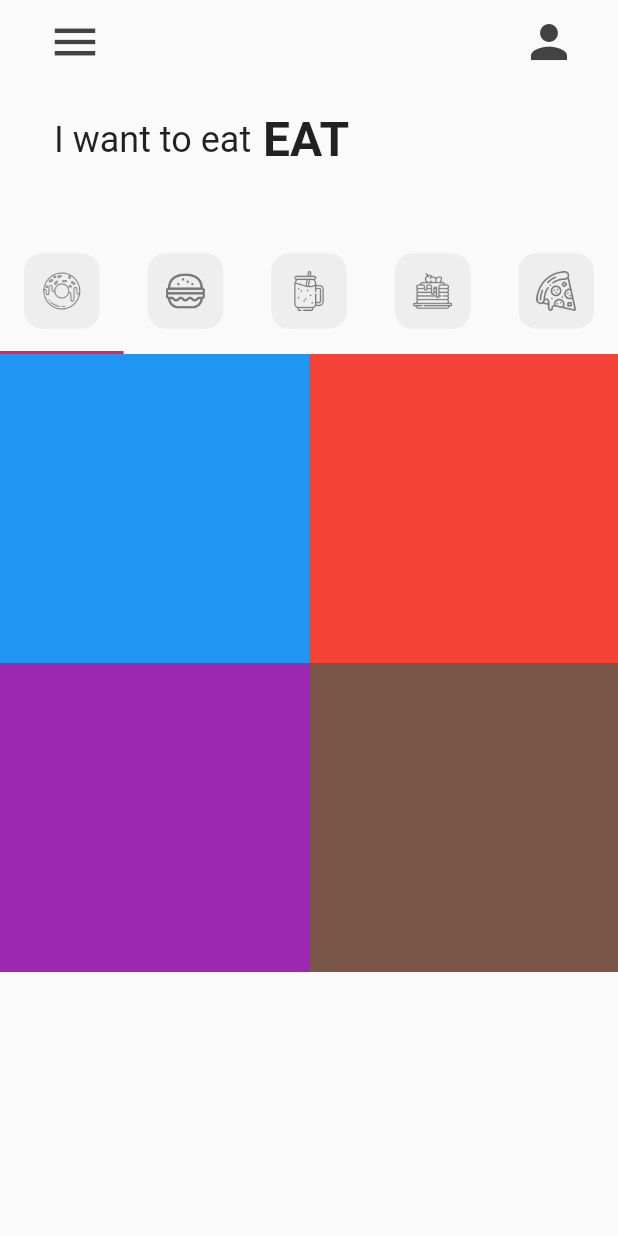
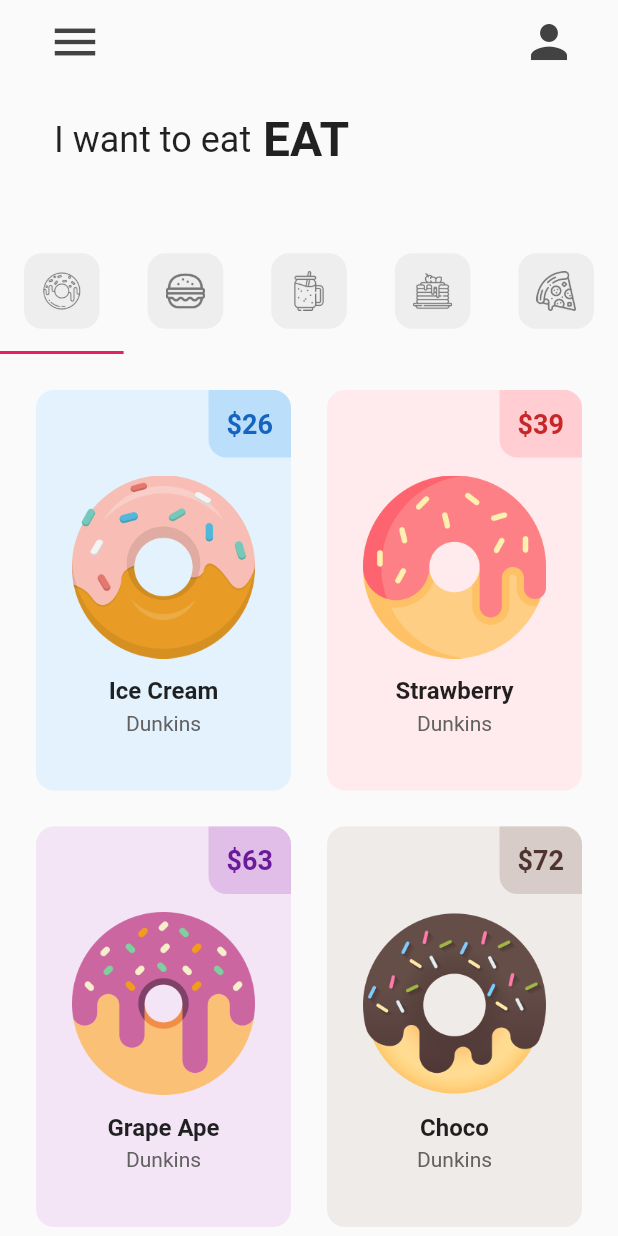
Before and after one commit to bmotadev/donutech-app-flutter, a Flutter app: the screen it shows after launch, on a phone screen of 412 x 824 dp. Run offline on Flutter 3.47's test engine with Material 2 defaults, Android fonts, the phone set to English and light mode, and no system bars.

Commit message:
:sparkles: feat: adiciona imagens na vitrine

```diff
--- a/lib/tab_pages/donut_tab.dart
+++ b/lib/tab_pages/donut_tab.dart
@@ -6,18 +6,21 @@ class DonutTab extends StatelessWidget {
   // lista de Donuts
   List donutsOnSale = [
     // [ donutFlavor, donutPrice, donutColor, imageName]
-    ["Ice Cream", "26", Colors.blue, "lib/images/icecream_donut.png"],
-    ["Strawberry", "39", Colors.red, "lib/images/strawberry_donuts.png"],
-    ["Grape Ape", "63", Colors.purple, "lib/images/grape_donuts.png"],
-    ["Choco", "72", Colors.brown, "lib/images/chocolate_donut.png"]
+    ["Ice Cream", "26", Colors.blue, "assets/images/icecream_donut.png"],
+    ["Strawberry", "39", Colors.red, "assets/images/strawberry_donut.png"],
+    ["Grape Ape", "63", Colors.purple, "assets/images/grape_donut.png"],
+    ["Choco", "72", Colors.brown, "assets/images/chocolate_donut.png"]
   ];
 
   @override
   Widget build(BuildContext context) {
     return GridView.builder(
       itemCount: donutsOnSale.length,
-      gridDelegate:
-          SliverGridDelegateWithFixedCrossAxisCount(crossAxisCount: 2),
+      padding: EdgeInsets.all(12),
+      gridDelegate: SliverGridDelegateWithFixedCrossAxisCount(
+        crossAxisCount: 2,
+        childAspectRatio: 1 / 1.5,
+      ),
       itemBuilder: (context, index) {
         return DonutTile(
           donutFlavor: donutsOnSale[index][0],
--- a/lib/utils/donut_tile.dart
+++ b/lib/utils/donut_tile.dart
@@ -7,6 +7,8 @@ class DonutTile extends StatelessWidget {
   final String donutPrice;
   final donutColor;
   final String imageName;
+
+  final double borderRadius = 12;
 
   const DonutTile({
     super.key,
@@ -18,9 +20,66 @@ class DonutTile extends StatelessWidget {
 
   @override
   Widget build(BuildContext context) {
-    return Container(
-      decoration: BoxDecoration(
-        color: donutColor,
+    return Padding(
+      padding: const EdgeInsets.all(12.0),
+      child: Container(
+        decoration: BoxDecoration(
+          color: donutColor[50],
+          borderRadius: BorderRadius.circular(borderRadius),
+        ),
+        child: Column(
+          children: [
+            // preço
+            Row(
+              mainAxisAlignment: MainAxisAlignment.end,
+              children: [
+                Container(
+                  decoration: BoxDecoration(
+                    color: donutColor[100],
+                    borderRadius: BorderRadius.only(
+                      bottomLeft: Radius.circular(borderRadius),
+                      topRight: Radius.circular(borderRadius),
+                    ),
+                  ),
+                  padding: EdgeInsets.all(12),
+                  child: Text(
+                    '\$' + donutPrice,
+                    style: TextStyle(
+                      color: donutColor[800],
+                      fontWeight: FontWeight.bold,
+                      fontSize: 18,
+                    ),
+                  ),
+                ),
+              ],
+            ),
+
+            // imagem do donut
+            Padding(
+              padding:
+                  const EdgeInsets.symmetric(horizontal: 24.0, vertical: 12),
+              child: Image.asset(imageName),
+            ),
+
+            // sabor do donut
+            Text(
+              donutFlavor,
+              style: TextStyle(
+                fontWeight: FontWeight.bold,
+                fontSize: 16,
+              ),
+            ),
+            const SizedBox(
+              height: 4,
+            ),
+            Text(
+              'Dunkins',
+              style: TextStyle(color: Colors.grey[700]),
+            ),
+
+            // botão de favorito e de adicionar
+          ],
+        ),
       ),
     );
   }
```
